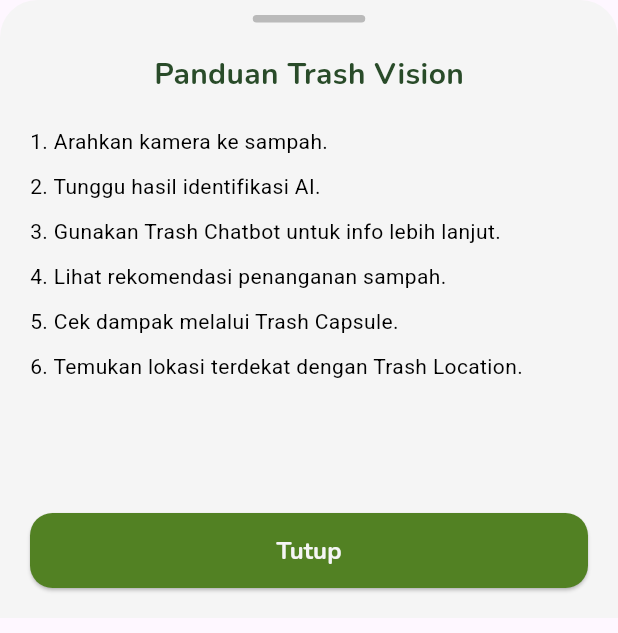
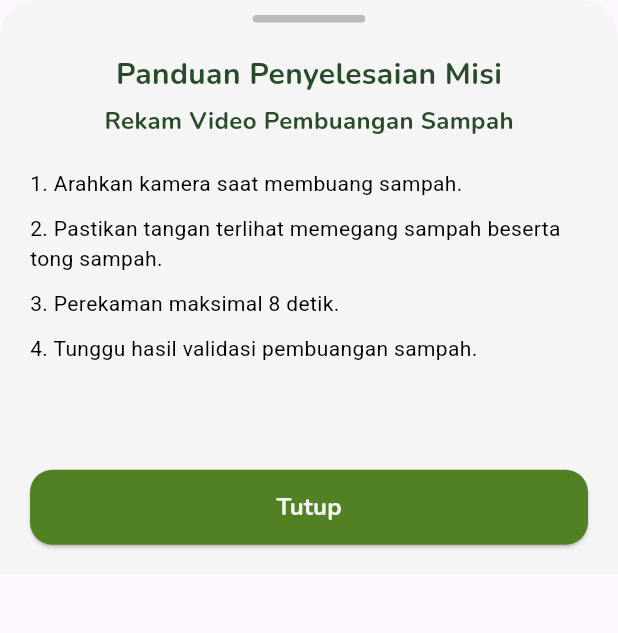
Before and after one commit to Monikahung/Trashvisor, a Flutter app: the GuideVideo widget shown alone on an empty page, opened directly, on a phone screen of 412 x 824 dp. Shown: the top 633 px of the screen. Run offline on Flutter 3.47's test engine with Material 3 defaults, Android fonts, the phone set to English and light mode, and no system bars; our stand-ins replace camera, dio, flutter_dotenv, flutter_markdown, geolocator, google_maps_flutter and 4 more; missing offline and left inert: flutter_polyline_points; accounts and stored records are empty.

Commit message:
Change Procedure in Scan Video TrashReward

```diff
--- a/lib/pages/trashreward/guide_video.dart
+++ b/lib/pages/trashreward/guide_video.dart
@@ -8,7 +8,7 @@ class GuideVideo extends StatelessWidget {
   @override
   Widget build(BuildContext context) {
     return DraggableScrollableSheet(
-      initialChildSize: 0.5,
+      initialChildSize: 0.465,
       minChildSize: 0.3,
       maxChildSize: 0.9,
       expand: false,
@@ -43,7 +43,7 @@ class GuideVideo extends StatelessWidget {
                         const SizedBox(height: 10),
                         const Center(
                           child: Text(
-                            'Panduan Trash Vision',
+                            'Panduan Penyelesaian Misi',
                             style: TextStyle(
                               fontFamily: 'Nunito',
                               fontSize: 20,
@@ -52,13 +52,23 @@ class GuideVideo extends StatelessWidget {
                             ),
                           ),
                         ),
+                        const SizedBox(height: 5),
+                        const Center(
+                          child: Text(
+                            'Rekam Video Pembuangan Sampah',
+                            style: TextStyle(
+                              fontFamily: 'Nunito',
+                              fontSize: 16,
+                              fontWeight: FontWeight.bold,
+                              color: AppColors.darkMossGreen,
+                            ),
+                          ),
+                        ),
                         const SizedBox(height: 20),
-                        _buildGuideItem('1. Arahkan kamera ke sampah.'),
-                        _buildGuideItem('2. Tunggu hasil identifikasi AI.'),
-                        _buildGuideItem('3. Gunakan Trash Chatbot untuk info lebih lanjut.'),
-                        _buildGuideItem('4. Lihat rekomendasi penanganan sampah.'),
-                        _buildGuideItem('5. Cek dampak melalui Trash Capsule.'),
-                        _buildGuideItem('6. Temukan lokasi terdekat dengan Trash Location.'),
+                        _buildGuideItem('1. Arahkan kamera saat membuang sampah.'),
+                        _buildGuideItem('2. Pastikan tangan terlihat memegang sampah beserta tong sampah.'),
+                        _buildGuideItem('3. Perekaman maksimal 8 detik.'),
+                        _buildGuideItem('4. Tunggu hasil validasi pembuangan sampah.'),
                         const SizedBox(height: 30),
                       ],
                     ),
```
